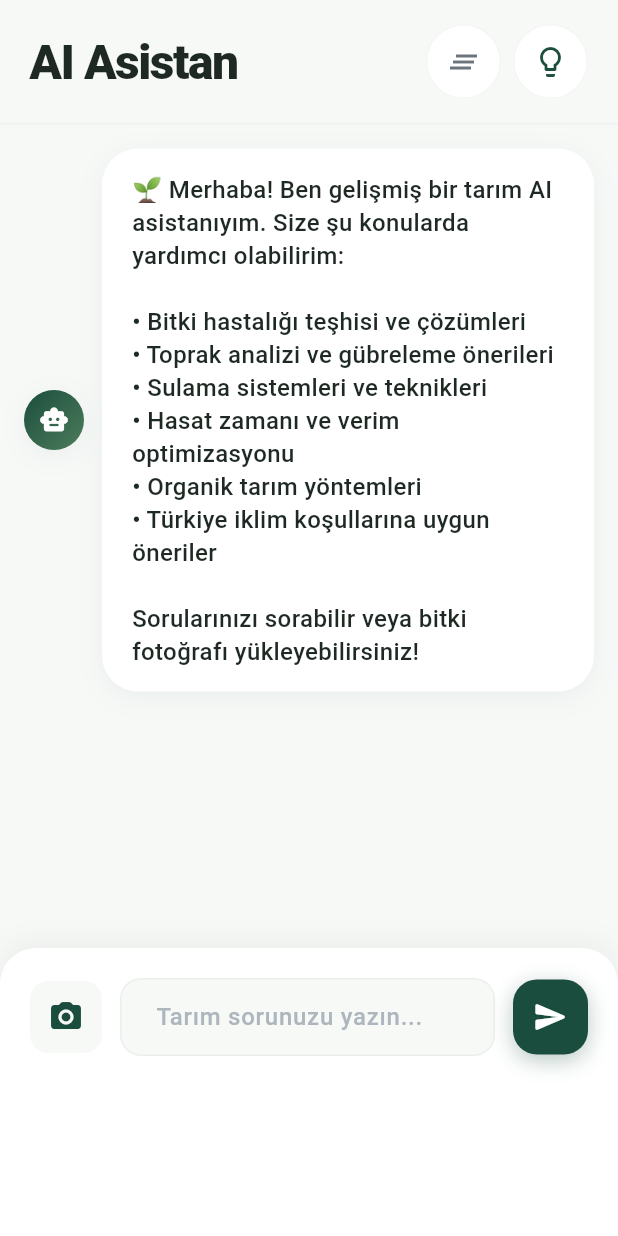
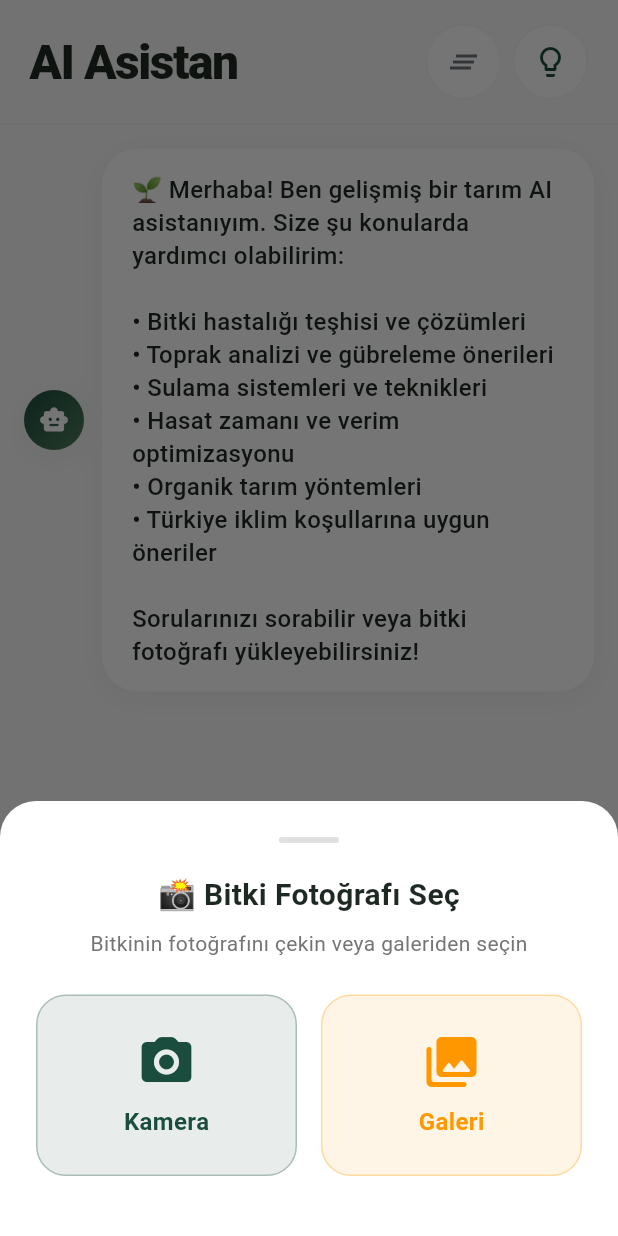
Before and after one commit to OrbayYavuz/FlexFarm, a Flutter app: the AIHelperScreen screen opened directly, after a tap on the "camera alt" icon, on a phone screen of 412 x 824 dp. Run offline on Flutter 3.47's test engine with Material 3 defaults, Android fonts, the phone set to English and light mode, and no system bars; our stand-ins replace cached_network_image, firebase_core, firebase_messaging, flutter_local_notifications, image_picker, shared_preferences and 2 more; accounts and stored records are empty; network calls fail.

Commit message:
feat: Bitki goruntu tanima (Plant Vision) ozelligi eklendi - Groq Vision API ile bitki fotografi analizi - Kamera ve galeri secim menusu - Chat icinde fotograf thumbnail gosterimi - Goruntu sikistirma ve optimize - Edge Function hata yonetimi iyilestirildi

```diff
--- a/lib/screens/ai_helper_screen.dart
+++ b/lib/screens/ai_helper_screen.dart
@@ -107,14 +107,130 @@ class _AIHelperScreenState extends State<AIHelperScreen> with TickerProviderStat
     }
   }
 
-  void _pickImage() async {
-    final XFile? image = await _picker.pickImage(source: ImageSource.gallery);
+  void _pickImage() {
+    showModalBottomSheet(
+      context: context,
+      backgroundColor: Colors.transparent,
+      builder: (context) => Container(
+        padding: const EdgeInsets.all(24),
+        decoration: const BoxDecoration(
+          color: Colors.white,
+          borderRadius: BorderRadius.vertical(top: Radius.circular(24)),
+        ),
+        child: Column(
+          mainAxisSize: MainAxisSize.min,
+          children: [
+            Container(
+              width: 40,
+              height: 4,
+              margin: const EdgeInsets.only(bottom: 20),
+              decoration: BoxDecoration(
+                color: Colors.grey.shade300,
+                borderRadius: BorderRadius.circular(2),
+              ),
+            ),
+            const Text(
+              '📸 Bitki Fotoğrafı Seç',
+              style: TextStyle(
+                fontSize: 20,
+                fontWeight: FontWeight.bold,
+                color: AppTheme.textPrimary,
+              ),
+            ),
+            const SizedBox(height: 8),
+            Text(
+              'Bitkinin fotoğrafını çekin veya galeriden seçin',
+              style: TextStyle(color: Colors.grey.shade600, fontSize: 14),
+            ),
+            const SizedBox(height: 24),
+            Row(
+              children: [
+                Expanded(
+                  child: _buildImageSourceButton(
+                    icon: Icons.camera_alt_rounded,
+                    label: 'Kamera',
+                    color: AppTheme.primaryColor,
+                    onTap: () {
+                      Navigator.pop(context);
+                      _processImage(ImageSource.camera);
+                    },
+                  ),
+                ),
+                const SizedBox(width: 16),
+                Expanded(
+                  child: _buildImageSourceButton(
+                    icon: Icons.photo_library_rounded,
+                    label: 'Galeri',
+                    color: Colors.orange,
+                    onTap: () {
+                      Navigator.pop(context);
+                      _processImage(ImageSource.gallery);
+                    },
+                  ),
+                ),
+              ],
+            ),
+            const SizedBox(height: 16),
+          ],
+        ),
+      ),
+    );
+  }
+
+  Widget _buildImageSourceButton({
+    required IconData icon,
+    required String label,
+    required Color color,
+    required VoidCallback onTap,
+  }) {
+    return GestureDetector(
+      onTap: onTap,
+      child: Container(
+        padding: const EdgeInsets.symmetric(vertical: 24),
+        decoration: BoxDecoration(
+          color: color.withValues(alpha: 0.1),
+          borderRadius: BorderRadius.circular(20),
+          border: Border.all(color: color.withValues(alpha: 0.3)),
+        ),
+        child: Column(
+          children: [
+            Icon(icon, size: 40, color: color),
+            const SizedBox(height: 8),
+            Text(
+              label,
+              style: TextStyle(
+                fontSize: 16,
+                fontWeight: FontWeight.w600,
+                color: color,
+              ),
+            ),
+          ],
+        ),
+      ),
+    );
+  }
+
+  void _processImage(ImageSource source) async {
+    final XFile? image = await _picker.pickImage(
+      source: source,
+      maxWidth: 800,
+      imageQuality: 75,
+    );
     if (image != null) {
+      final Uint8List imageBytes = await image.readAsBytes();
+      final String base64Thumb = base64Encode(imageBytes);
+
       setState(() {
+        // Kullanıcının gönderdiği fotoğrafı chat'e ekle
+        _messages.add({
+          'text': '📸 Bitki fotoğrafı gönderildi',
+          'isUser': 'true',
+          'image': base64Thumb,
+        });
         _isLoading = true;
       });
+      _saveMessages();
 
-      final Uint8List imageBytes = await image.readAsBytes();
       final aiResponse = await AIService.analyzePlantImage(imageBytes);
 
       if (mounted) {
@@ -125,7 +241,7 @@ class _AIHelperScreenState extends State<AIHelperScreen> with TickerProviderStat
           });
           _isLoading = false;
         });
-        _saveMessages(); // Save analysis result
+        _saveMessages();
       }
     }
   }
@@ -346,6 +462,7 @@ class _AIHelperScreenState extends State<AIHelperScreen> with TickerProviderStat
 
   Widget _buildMessageBubble(Map<String, String> message) {
     final isUser = message['isUser'] == 'true';
+    final hasImage = message['image'] != null && message['image']!.isNotEmpty;
 
     return Container(
       margin: const EdgeInsets.only(bottom: 20),
@@ -378,7 +495,36 @@ class _AIHelperScreenState extends State<AIHelperScreen> with TickerProviderStat
                 borderRadius: BorderRadius.circular(24),
                 boxShadow: AppTheme.cardShadow,
               ),
-              child: Text(
+              child: Column(
+                crossAxisAlignment: CrossAxisAlignment.start,
+                children: [
+                  // Fotoğraf varsa thumbnail göster
+                  if (hasImage) ...[
+                    ClipRRect(
+                      borderRadius: BorderRadius.circular(16),
+                      child: Image.memory(
+                        base64Decode(message['image']!),
+                        width: 200,
+                        height: 200,
+                        fit: BoxFit.cover,
+                        errorBuilder: (context, error, stackTrace) {
+                          return Container(
+                            width: 200,
+                            height: 100,
+                            decoration: BoxDecoration(
+                              color: Colors.white.withValues(alpha: 0.2),
+                              borderRadius: BorderRadius.circular(12),
+                            ),
+                            child: const Center(
+                              child: Icon(Icons.image, color: Colors.white70, size: 40),
+                            ),
+                          );
+                        },
+                      ),
+                    ),
+                    const SizedBox(height: 8),
+                  ],
+                  Text(
                     message['text']!,
                     style: TextStyle(
                       color: isUser ? Colors.white : AppTheme.textPrimary,
@@ -386,6 +532,8 @@ class _AIHelperScreenState extends State<AIHelperScreen> with TickerProviderStat
                       fontWeight: FontWeight.w500,
                       height: 1.4,
                     ),
+                  ),
+                ],
               ),
             ),
           ),
@@ -443,7 +591,7 @@ class _AIHelperScreenState extends State<AIHelperScreen> with TickerProviderStat
                   ),
                 ),
                 const SizedBox(width: 8),
-                const Text('AI düşünüyor...'),
+                const Text('🌿 Bitki analiz ediliyor...'),
               ],
             ),
           ),
```
Also changed, not shown: lib/services/ai_service.dart (+48 -7 lines), 1 other file. Lines whose indentation alone changed are shown as unchanged.
